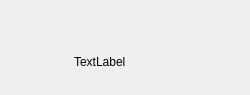
Above: chattingcontactitem.ui from Liupeter01/chatting-client before the change. Below: the same form after it.
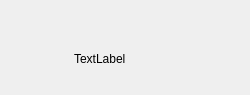
That is the form after the change.

Commit message: 1.[UPDATE]:update group_zone size for UX

What changed in the file:
```diff
--- a/chattingcontactitem.ui
+++ b/chattingcontactitem.ui
@@ -13,7 +13,7 @@
   <property name="minimumSize">
    <size>
     <width>250</width>
-    <height>25</height>
+    <height>20</height>
    </size>
   </property>
   <property name="maximumSize">
@@ -46,13 +46,13 @@
      <property name="minimumSize">
       <size>
        <width>0</width>
-       <height>25</height>
+       <height>20</height>
       </size>
      </property>
      <property name="maximumSize">
       <size>
        <width>16777215</width>
-       <height>25</height>
+       <height>20</height>
       </size>
      </property>
      <layout class="QVBoxLayout" name="verticalLayout_2">
@@ -60,7 +60,7 @@
        <number>0</number>
       </property>
       <property name="leftMargin">
-       <number>0</number>
+       <number>9</number>
       </property>
       <property name="topMargin">
        <number>0</number>
@@ -76,20 +76,20 @@
         <property name="minimumSize">
          <size>
           <width>0</width>
-          <height>25</height>
+          <height>20</height>
          </size>
         </property>
         <property name="maximumSize">
          <size>
           <width>16777215</width>
-          <height>25</height>
+          <height>20</height>
          </size>
         </property>
         <property name="text">
          <string/>
         </property>
         <property name="alignment">
-         <set>Qt::AlignmentFlag::AlignCenter</set>
+         <set>Qt::AlignmentFlag::AlignLeading|Qt::AlignmentFlag::AlignLeft|Qt::AlignmentFlag::AlignVCenter</set>
         </property>
        </widget>
       </item>
```
